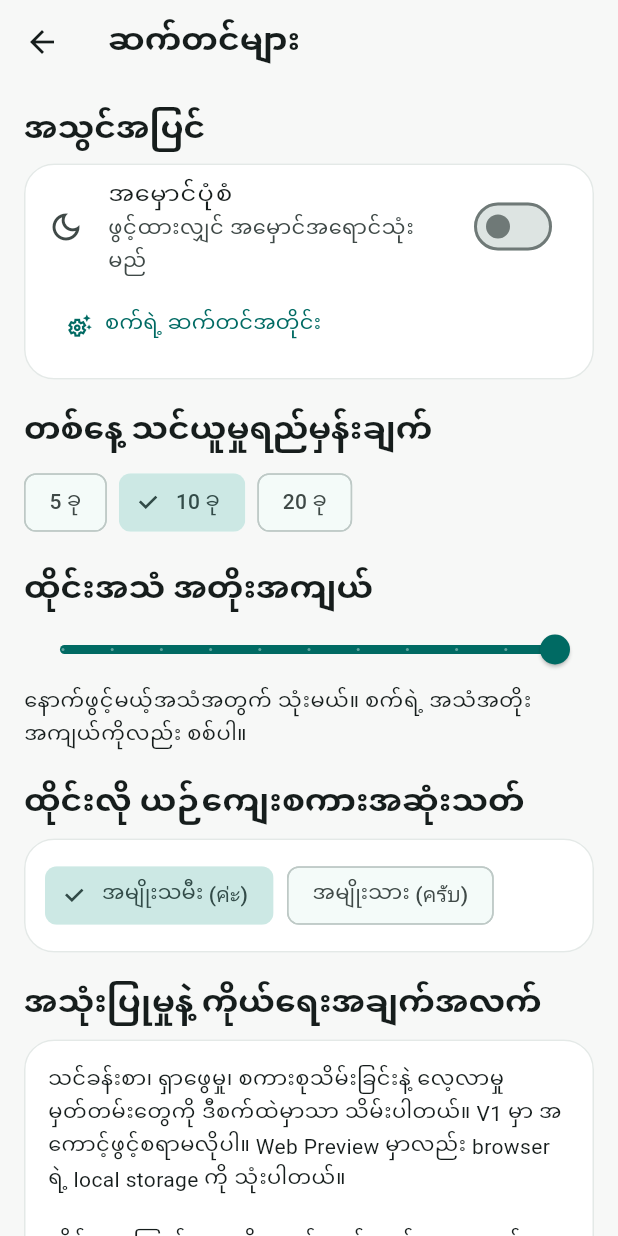
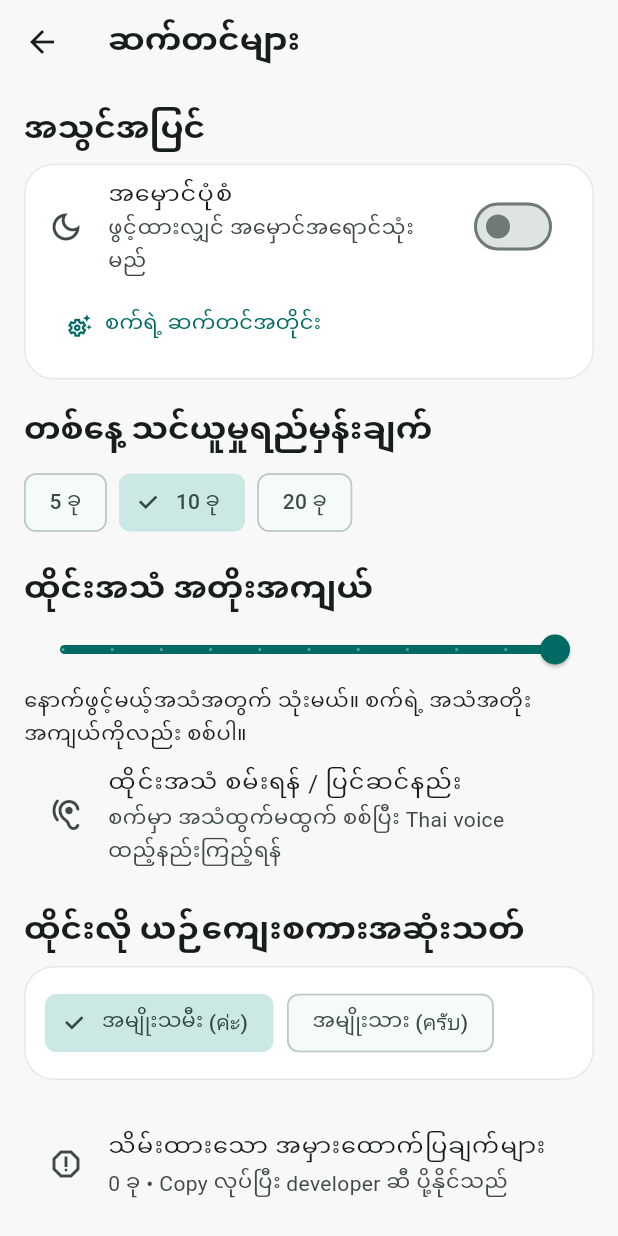
Before and after one commit to sharedbyatt-maker/thai-for-myanmar, a Flutter app: the screen it shows after launch, after a tap on the "tune" icon, on a phone screen of 412 x 824 dp. Run offline on Flutter 3.47's test engine with Material 3 defaults, Android fonts, the phone set to English and light mode, and no system bars; our stand-ins replace audioplayers, flutter_tts, google_mobile_ads, shared_preferences, web; missing offline and left inert: dart:js_interop.

Commit message:
Add Thai voice setup, local phrase corrections, and two everyday phrases

```diff
--- /dev/null
+++ b/lib/models/phrase_issue.dart
@@ -0,0 +1,63 @@
+class PhraseIssue {
+  const PhraseIssue({
+    required this.id,
+    required this.phraseId,
+    required this.thai,
+    required this.myanmar,
+    required this.description,
+    required this.createdAt,
+  });
+
+  final String id;
+  final String phraseId;
+  final String thai;
+  final String myanmar;
+  final String description;
+  final DateTime createdAt;
+
+  Map<String, dynamic> toJson() => {
+    'id': id,
+    'phraseId': phraseId,
+    'thai': thai,
+    'myanmar': myanmar,
+    'description': description,
+    'createdAt': createdAt.toIso8601String(),
+  };
+
+  static PhraseIssue? tryParse(Object? value) {
+    if (value is! Map<String, dynamic>) return null;
+    final id = value['id'];
+    final phraseId = value['phraseId'];
+    final thai = value['thai'];
+    final myanmar = value['myanmar'];
+    final description = value['description'];
+    final createdAt = DateTime.tryParse(value['createdAt']?.toString() ?? '');
+    if (id is! String ||
+        phraseId is! String ||
+        thai is! String ||
+        myanmar is! String ||
+        description is! String ||
+        id.isEmpty ||
+        phraseId.isEmpty ||
+        description.trim().isEmpty ||
+        createdAt == null) {
+      return null;
+    }
+    return PhraseIssue(
+      id: id,
+      phraseId: phraseId,
+      thai: thai,
+      myanmar: myanmar,
+      description: description,
+      createdAt: createdAt,
+    );
+  }
+
+  String get shareText =>
+      'Thai for Myanmar — စကားစုအမှားထောက်ပြချက်\n'
+      'Phrase ID: $phraseId\n'
+      'Thai: $thai\n'
+      'Myanmar: $myanmar\n'
+      'အကြောင်းအရာ: $description\n'
+      'နေ့စွဲ: ${createdAt.toIso8601String()}';
+}
--- a/lib/screens/main_shell.dart
+++ b/lib/screens/main_shell.dart
@@ -123,7 +123,11 @@ class _MainShellState extends State<MainShell> with WidgetsBindingObserver {
     unawaited(widget.playbackService.stop());
     Navigator.of(context).push(
       MaterialPageRoute<void>(
-        builder: (_) => SettingsScreen(appState: widget.appState),
+        builder: (_) => SettingsScreen(
+          appState: widget.appState,
+          repository: widget.repository,
+          playbackService: widget.playbackService,
+        ),
       ),
     );
   }
--- a/lib/screens/settings_screen.dart
+++ b/lib/screens/settings_screen.dart
@@ -1,11 +1,22 @@
 import 'package:flutter/material.dart';
 
 import '../services/app_state.dart';
+import '../data/phrase_repository.dart';
+import '../services/thai_playback_service.dart';
+import 'phrase_issue_screen.dart';
+import 'speech_setup_screen.dart';
 
 class SettingsScreen extends StatelessWidget {
-  const SettingsScreen({required this.appState, super.key});
+  const SettingsScreen({
+    required this.appState,
+    required this.repository,
+    required this.playbackService,
+    super.key,
+  });
 
   final AppState appState;
+  final PhraseRepository repository;
+  final ThaiPlaybackService playbackService;
 
   @override
   Widget build(BuildContext context) {
@@ -76,6 +87,21 @@ class SettingsScreen extends StatelessWidget {
             const Text(
               'နောက်ဖွင့်မယ့်အသံအတွက် သုံးမယ်။ စက်ရဲ့ အသံအတိုးအကျယ်ကိုလည်း စစ်ပါ။',
             ),
+            ListTile(
+              leading: const Icon(Icons.hearing_rounded),
+              title: const Text('ထိုင်းအသံ စမ်းရန် / ပြင်ဆင်နည်း'),
+              subtitle: const Text('စက်မှာ အသံထွက်မထွက် စစ်ပြီး Thai voice ထည့်နည်းကြည့်ရန်'),
+              onTap: () => Navigator.push(
+                context,
+                MaterialPageRoute<void>(
+                  builder: (_) => SpeechSetupScreen(
+                    repository: repository,
+                    appState: appState,
+                    playbackService: playbackService,
+                  ),
+                ),
+              ),
+            ),
             const SizedBox(height: 20),
             Text(
               'ထိုင်းလို ယဉ်ကျေးစကားအဆုံးသတ်',
@@ -104,6 +130,18 @@ class SettingsScreen extends StatelessWidget {
               ),
             ),
             const SizedBox(height: 20),
+            ListTile(
+              leading: const Icon(Icons.report_outlined),
+              title: const Text('သိမ်းထားသော အမှားထောက်ပြချက်များ'),
+              subtitle: Text('${appState.phraseIssues.length} ခု • Copy လုပ်ပြီး developer ဆီ ပို့နိုင်သည်'),
+              onTap: () => Navigator.push(
+                context,
+                MaterialPageRoute<void>(
+                  builder: (_) => SavedPhraseIssuesScreen(appState: appState),
+                ),
+              ),
+            ),
+            const SizedBox(height: 20),
             Text(
               'အသုံးပြုမှုနဲ့ ကိုယ်ရေးအချက်အလက်',
               style: Theme.of(context).textTheme.titleLarge,
@@ -113,7 +151,7 @@ class SettingsScreen extends StatelessWidget {
               child: Padding(
                 padding: EdgeInsets.all(16),
                 child: Text(
-                  'သင်ခန်းစာ၊ ရှာဖွေမှု၊ စကားစုသိမ်းခြင်းနဲ့ လေ့လာမှုမှတ်တမ်းတွေကို ဒီစက်ထဲမှာသာ သိမ်းပါတယ်။ V1 မှာ အကောင့်ဖွင့်စရာမလိုပါ။ Web Preview မှာလည်း browser ရဲ့ local storage ကို သုံးပါတယ်။\n\nထိုင်းစာကြောင်းတွေကို နေ့စဉ်ဆက်သွယ်ရေးအတွက် ပြင်ဆင်ထားပါတယ်။ ကျန်းမာရေး၊ ဥပဒေ၊ အလုပ်စာချုပ်လို အရေးကြီးကိစ္စတွေမှာ စကားပြန် သို့မဟုတ် ကျွမ်းကျင်သူနဲ့ အတည်ပြုပါ။',
+                  'သင်ခန်းစာ၊ ရှာဖွေမှု၊ စကားစုသိမ်းခြင်း၊ လေ့လာမှုမှတ်တမ်းနဲ့ အမှားထောက်ပြချက်တွေကို ဒီစက်ထဲမှာသာ သိမ်းပါတယ်။ အမှားထောက်ပြချက်ကို Copy လုပ်ပြီး ပို့မှသာ အခြားသူဆီ ရောက်ပါတယ်။ V1 မှာ အကောင့်ဖွင့်စရာမလိုပါ။ Web Preview မှာလည်း browser ရဲ့ local storage ကို သုံးပါတယ်။\n\nထိုင်းစာကြောင်းတွေကို နေ့စဉ်ဆက်သွယ်ရေးအတွက် ပြင်ဆင်ထားပါတယ်။ ကျန်းမာရေး၊ ဥပဒေ၊ အလုပ်စာချုပ်လို အရေးကြီးကိစ္စတွေမှာ စကားပြန် သို့မဟုတ် ကျွမ်းကျင်သူနဲ့ အတည်ပြုပါ။',
                 ),
               ),
             ),
```
Also changed, not shown: lib/screens/phrase_detail_screen.dart (+15 -0 lines), lib/screens/phrase_issue_screen.dart (added, +185 -0 lines), lib/screens/speech_setup_screen.dart (added, +88 -0 lines), lib/services/app_state.dart (+81 -0 lines), assets/data/phrases.json, 8 other files.
